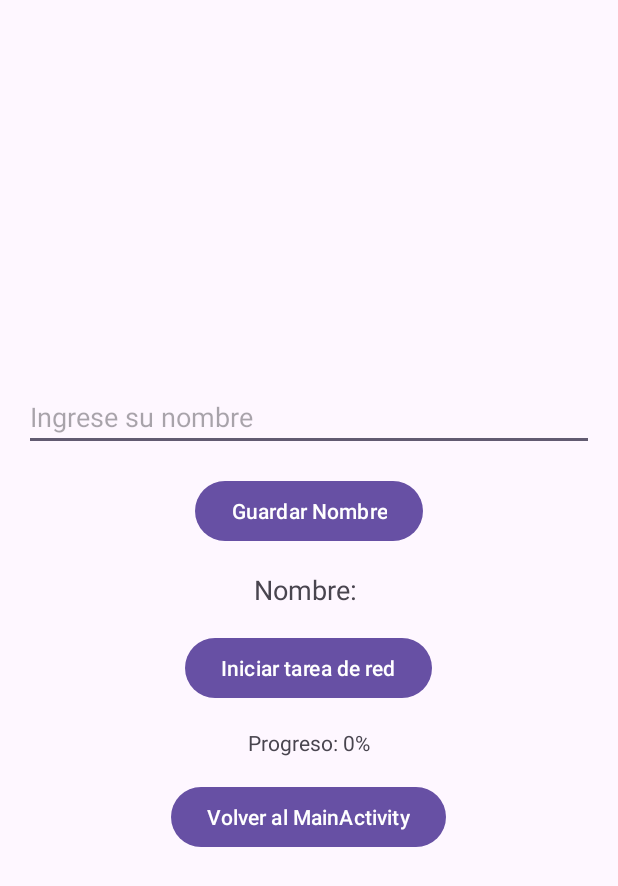
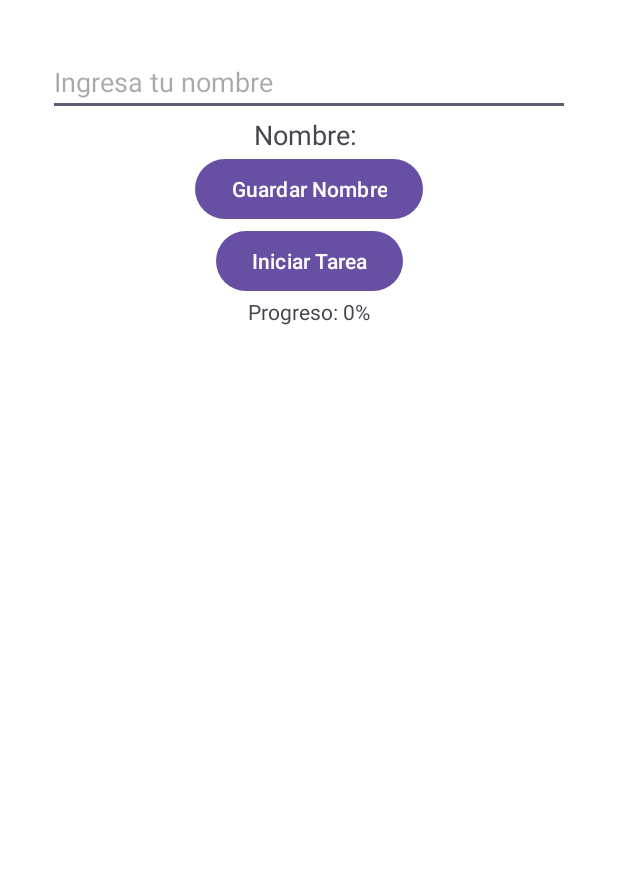
Before and after one commit to pablonso308/Taller1Eventos, an Android app: the screen it shows after launch (PantallaPrincipalActivity), after a tap on "Ir a pantalla principal", on a phone screen of 412 x 824 dp. Shown: the top 886 px of the screen. Run offline under Robolectric (Android 15) with nearby library versions, the phone set to English and light mode, and no system bars.

Commit message:
modificaciones para el cambio de color del fondo

```diff
--- a/app/src/main/java/com/example/saludoappjava/ConfiguracionActivity.java
+++ b/app/src/main/java/com/example/saludoappjava/ConfiguracionActivity.java
@@ -22,7 +22,7 @@ public class ConfiguracionActivity extends AppCompatActivity {
         Button buttonColorRojo = findViewById(R.id.buttonColorRojo);
         Button buttonColorVerde = findViewById(R.id.buttonColorVerde);
         Button buttonColorAzul = findViewById(R.id.buttonColorAzul);
-        Button buttonVolverInicio = findViewById(R.id.buttonVolverInicio);
+        Button buttonVolverMain = findViewById(R.id.buttonVolverMain);
 
         // Manejar selección de color para cambiar el fondo
         buttonColorRojo.setOnClickListener(v -> cambiarColorDeFondo(ContextCompat.getColor(this, android.R.color.holo_red_light)));
@@ -30,7 +30,7 @@ public class ConfiguracionActivity extends AppCompatActivity {
         buttonColorAzul.setOnClickListener(v -> cambiarColorDeFondo(ContextCompat.getColor(this, android.R.color.holo_blue_light)));
 
         // Volver a la pantalla principal (MainActivity)
-        buttonVolverInicio.setOnClickListener(v -> {
+        buttonVolverMain.setOnClickListener(v -> {
             Intent intent = new Intent(ConfiguracionActivity.this, MainActivity.class);
             startActivity(intent);
             finish();
--- a/app/src/main/java/com/example/saludoappjava/MainActivity.java
+++ b/app/src/main/java/com/example/saludoappjava/MainActivity.java
@@ -1,6 +1,6 @@
 package com.example.saludoappjava;
+
 import android.content.Intent;
-import android.os.AsyncTask;
 import android.os.Bundle;
 import android.widget.Button;
 import android.widget.TextView;
@@ -11,7 +11,6 @@ import java.util.Calendar;
 public class MainActivity extends AppCompatActivity {
 
     private ConstraintLayout layoutMain;
-    private TextView textViewSaludo;
 
     @Override
     protected void onCreate(Bundle savedInstanceState) {
@@ -20,50 +19,37 @@ public class MainActivity extends AppCompatActivity {
 
         // Inicializar las vistas
         layoutMain = findViewById(R.id.layoutMain);
-        textViewSaludo = findViewById(R.id.textViewSaludo);
+        TextView textViewSaludo = findViewById(R.id.textViewSaludo);
         Button buttonSiguiente = findViewById(R.id.buttonSiguiente);
+        Button buttonAbrirConfiguracion = findViewById(R.id.buttonAbrirConfiguracion);
 
         // Recuperar y aplicar el color de fondo guardado
         int colorGuardado = Utilidades.obtenerColorGuardado(this);
         layoutMain.setBackgroundColor(colorGuardado);
 
-        // Ejecutar AsyncTask para calcular el saludo
-        new SaludoTask().execute();
+        // Obtener la hora actual para mostrar un saludo personalizado
+        Calendar calendar = Calendar.getInstance();
+        int hour = calendar.get(Calendar.HOUR_OF_DAY);
+        String saludo;
+        if (hour >= 6 && hour < 12) {
+            saludo = "Buenos días";
+        } else if (hour >= 12 && hour < 18) {
+            saludo = "Buenas tardes";
+        } else {
+            saludo = "Buenas noches";
+        }
+        textViewSaludo.setText(saludo);
 
         // Navegar a la pantalla principal cuando se presiona el botón
         buttonSiguiente.setOnClickListener(v -> {
             Intent intent = new Intent(MainActivity.this, PantallaPrincipalActivity.class);
             startActivity(intent);
         });
-    }
 
-    // AsyncTask para manejar el cálculo del saludo en segundo plano
-    private class SaludoTask extends AsyncTask<Void, Void, String> {
-
-        @Override
-        protected String doInBackground(Void... voids) {
-            return obtenerSaludoPersonalizado();
-        }
-
-        @Override
-        protected void onPostExecute(String saludo) {
-            // Mostrar el saludo en el TextView
-            textViewSaludo.setText(saludo);
-        }
-
-        private String obtenerSaludoPersonalizado() {
-            // Obtener la hora actual
-            Calendar calendar = Calendar.getInstance();
-            int hour = calendar.get(Calendar.HOUR_OF_DAY);
-
-            // Determinar el saludo según la hora del día
-            if (hour >= 6 && hour < 12) {
-                return "Buenos días";
-            } else if (hour >= 12 && hour < 18) {
-                return "Buenas tardes";
-            } else {
-                return "Buenas noches";
-            }
-        }
+        // Abrir la configuración cuando se presiona el botón de configuración
+        buttonAbrirConfiguracion.setOnClickListener(v -> {
+            Intent intent = new Intent(MainActivity.this, ConfiguracionActivity.class);
+            startActivity(intent);
+        });
     }
 }
--- a/app/src/main/java/com/example/saludoappjava/PantallaPrincipalActivity.java
+++ b/app/src/main/java/com/example/saludoappjava/PantallaPrincipalActivity.java
@@ -1,6 +1,5 @@
 package com.example.saludoappjava;
 
-import android.content.Intent;
 import android.os.AsyncTask;
 import android.os.Bundle;
 import android.widget.Button;
@@ -8,25 +7,31 @@ import android.widget.EditText;
 import android.widget.TextView;
 import android.widget.Toast;
 import androidx.appcompat.app.AppCompatActivity;
+import androidx.constraintlayout.widget.ConstraintLayout;
 
 public class PantallaPrincipalActivity extends AppCompatActivity {
 
     private EditText editTextNombre;
     private TextView textViewNombreGuardado;
     private TextView textViewProgreso;
+    private ConstraintLayout layoutPantallaPrincipal;  // El layout principal de la actividad
 
     @Override
     protected void onCreate(Bundle savedInstanceState) {
         super.onCreate(savedInstanceState);
         setContentView(R.layout.activity_pantalla_principal);
 
-        // Inicializar vistas
+        // Inicializar las vistas
         editTextNombre = findViewById(R.id.editTextNombre);
         textViewNombreGuardado = findViewById(R.id.textViewNombreGuardado);
         textViewProgreso = findViewById(R.id.textViewProgreso);
         Button buttonGuardarNombre = findViewById(R.id.buttonGuardarNombre);
         Button buttonIniciarTarea = findViewById(R.id.buttonIniciarTarea);
-        Button buttonVolverMain = findViewById(R.id.buttonVolverMain);
+        layoutPantallaPrincipal = findViewById(R.id.layoutPantallaPrincipal);
+
+        // Recuperar y aplicar el color de fondo guardado
+        int colorGuardado = Utilidades.obtenerColorGuardado(this);
+        layoutPantallaPrincipal.setBackgroundColor(colorGuardado);
 
         // Guardar el nombre ingresado y mostrarlo en el TextView
         buttonGuardarNombre.setOnClickListener(v -> {
@@ -43,12 +48,6 @@ public class PantallaPrincipalActivity extends AppCompatActivity {
         // Iniciar la tarea en segundo plano al presionar el botón
         buttonIniciarTarea.setOnClickListener(v -> {
             new SimulacionRedTask().execute();
-        });
-
-        // Volver a la pantalla principal (MainActivity) al presionar el botón
-        buttonVolverMain.setOnClickListener(v -> {
-            // Finalizar esta actividad y volver al MainActivity
-            finish();
         });
     }
 
--- a/app/src/main/res/layout/activity_configuracion.xml
+++ b/app/src/main/res/layout/activity_configuracion.xml
@@ -31,13 +31,13 @@
         android:text="Color Azul"
         android:layout_marginTop="16dp" />
 
-    <!-- Botón para volver a la pantalla de inicio -->
     <Button
-        android:id="@+id/buttonVolverInicio"
+        android:id="@+id/buttonVolverMain"
         android:layout_width="wrap_content"
         android:layout_height="wrap_content"
-        android:text="Volver a Inicio"
-        android:layout_marginTop="32dp" />
+        android:text="Volver al Inicio"
+        android:layout_marginTop="16dp" />
+
 
 
 </LinearLayout>
--- a/app/src/main/res/layout/activity_main.xml
+++ b/app/src/main/res/layout/activity_main.xml
@@ -28,6 +28,14 @@
     android:layout_width="wrap_content"
     android:layout_height="wrap_content"
     android:text="Ir a pantalla principal"/>
+
+    <Button
+        android:id="@+id/buttonAbrirConfiguracion"
+        android:layout_width="wrap_content"
+        android:layout_height="wrap_content"
+        android:text="Abrir Configuración"
+        android:layout_marginTop="16dp" />
+
 </LinearLayout>
 
 </androidx.constraintlayout.widget.ConstraintLayout>
--- a/app/src/main/res/layout/activity_pantalla_principal.xml
+++ b/app/src/main/res/layout/activity_pantalla_principal.xml
@@ -1,57 +1,65 @@
 <?xml version="1.0" encoding="utf-8"?>
-<LinearLayout xmlns:android="http://schemas.android.com/apk/res/android"
+<androidx.constraintlayout.widget.ConstraintLayout xmlns:android="http://schemas.android.com/apk/res/android"
+    xmlns:app="http://schemas.android.com/apk/res-auto"
+    android:id="@+id/layoutPantallaPrincipal"
     android:layout_width="match_parent"
     android:layout_height="match_parent"
-    android:orientation="vertical"
     android:padding="16dp"
-    android:gravity="center">
+    android:orientation="vertical">
 
-    <!-- Campo de texto para ingresar el nombre del usuario -->
+    <!-- Campo de texto para ingresar el nombre -->
     <EditText
         android:id="@+id/editTextNombre"
-        android:layout_width="match_parent"
+        android:layout_width="0dp"
         android:layout_height="wrap_content"
-        android:hint="Ingrese su nombre" />
+        android:hint="Ingresa tu nombre"
+        android:layout_marginTop="16dp"
+        android:layout_marginBottom="16dp"
+        android:layout_marginStart="16dp"
+        android:layout_marginEnd="16dp"
+        app:layout_constraintTop_toTopOf="parent"
+        app:layout_constraintStart_toStartOf="parent"
+        app:layout_constraintEnd_toEndOf="parent" />
 
-    <!-- Botón para guardar el nombre ingresado -->
-    <Button
-        android:id="@+id/buttonGuardarNombre"
-        android:layout_width="wrap_content"
-        android:layout_height="wrap_content"
-        android:text="Guardar Nombre"
-        android:layout_marginTop="16dp" />
-
-    <!-- TextView para mostrar el nombre ingresado -->
+    <!-- Texto que mostrará el nombre ingresado -->
     <TextView
         android:id="@+id/textViewNombreGuardado"
         android:layout_width="wrap_content"
         android:layout_height="wrap_content"
         android:text="Nombre: "
         android:textSize="18sp"
-        android:layout_marginTop="16dp" />
+        app:layout_constraintTop_toBottomOf="@id/editTextNombre"
+        app:layout_constraintStart_toStartOf="parent"
+        app:layout_constraintEnd_toEndOf="parent" />
 
-    <!-- Botón para iniciar la tarea en segundo plano -->
+    <!-- Botón para guardar el nombre -->
+    <Button
+        android:id="@+id/buttonGuardarNombre"
+        android:layout_width="wrap_content"
+        android:layout_height="wrap_content"
+        android:text="Guardar Nombre"
+        app:layout_constraintTop_toBottomOf="@id/textViewNombreGuardado"
+        app:layout_constraintStart_toStartOf="parent"
+        app:layout_constraintEnd_toEndOf="parent" />
+
+    <!-- Botón para iniciar tarea en segundo plano -->
     <Button
         android:id="@+id/buttonIniciarTarea"
         android:layout_width="wrap_content"
         android:layout_height="wrap_content"
-        android:text="Iniciar tarea de red"
-        android:layout_marginTop="16dp" />
+        android:text="Iniciar Tarea"
+        app:layout_constraintTop_toBottomOf="@id/buttonGuardarNombre"
+        app:layout_constraintStart_toStartOf="parent"
+        app:layout_constraintEnd_toEndOf="parent" />
 
-    <!-- TextView para mostrar el progreso de la tarea -->
+    <!-- Texto para mostrar el progreso de la tarea -->
     <TextView
         android:id="@+id/textViewProgreso"
         android:layout_width="wrap_content"
         android:layout_height="wrap_content"
         android:text="Progreso: 0%"
-        android:layout_marginTop="16dp" />
+        app:layout_constraintTop_toBottomOf="@id/buttonIniciarTarea"
+        app:layout_constraintStart_toStartOf="parent"
+        app:layout_constraintEnd_toEndOf="parent" />
 
-    <!-- Botón para volver al MainActivity -->
-    <Button
-        android:id="@+id/buttonVolverMain"
-        android:layout_width="wrap_content"
-        android:layout_height="wrap_content"
-        android:text="Volver al MainActivity"
-        android:layout_marginTop="16dp" />
-
-</LinearLayout>
+</androidx.constraintlayout.widget.ConstraintLayout>
```
